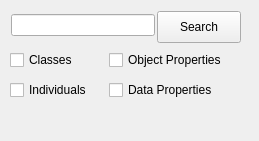
Above: plugins/fileio/ontology/widgets/searchdockwidget.ui from ZongleiJiao/OntologyViewer before the change. Below: the same form after it.
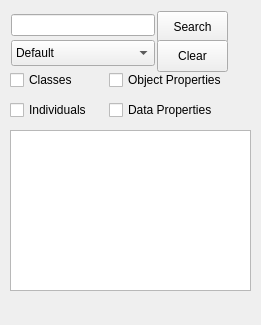
That is the form after the change.

What changed in the file:
```diff
--- a/plugins/fileio/ontology/widgets/searchdockwidget.ui
+++ b/plugins/fileio/ontology/widgets/searchdockwidget.ui
@@ -6,10 +6,16 @@
    <rect>
     <x>0</x>
     <y>0</y>
-    <width>259</width>
-    <height>141</height>
+    <width>261</width>
+    <height>325</height>
    </rect>
   </property>
+  <property name="sizePolicy">
+   <sizepolicy hsizetype="Preferred" vsizetype="Fixed">
+    <horstretch>0</horstretch>
+    <verstretch>0</verstretch>
+   </sizepolicy>
+  </property>
   <property name="windowTitle">
    <string>Search</string>
   </property>
@@ -19,7 +25,7 @@
      <rect>
       <x>157</x>
       <y>11</y>
-      <width>84</width>
+      <width>71</width>
       <height>32</height>
      </rect>
     </property>
@@ -41,7 +47,7 @@
     <property name="geometry">
      <rect>
       <x>10</x>
-      <y>50</y>
+      <y>70</y>
       <width>73</width>
       <height>20</height>
      </rect>
@@ -54,7 +60,7 @@
     <property name="geometry">
      <rect>
       <x>10</x>
-      <y>80</y>
+      <y>100</y>
       <width>93</width>
       <height>20</height>
      </rect>
@@ -67,7 +73,7 @@
     <property name="geometry">
      <rect>
       <x>109</x>
-      <y>50</y>
+      <y>70</y>
       <width>130</width>
       <height>20</height>
      </rect>
@@ -80,7 +86,7 @@
     <property name="geometry">
      <rect>
       <x>109</x>
-      <y>80</y>
+      <y>100</y>
       <width>118</width>
       <height>20</height>
      </rect>
@@ -89,6 +95,54 @@
      <string>Data Properties</string>
     </property>
    </widget>
+   <widget class="QListWidget" name="resultList">
+    <property name="geometry">
+     <rect>
+      <x>10</x>
+      <y>130</y>
+      <width>241</width>
+      <height>161</height>
+     </rect>
+    </property>
+   </widget>
+   <widget class="QComboBox" name="sorting">
+    <property name="geometry">
+     <rect>
+      <x>11</x>
+      <y>40</y>
+      <width>144</width>
+      <height>26</height>
+     </rect>
+    </property>
+    <item>
+     <property name="text">
+      <string>Default</string>
+     </property>
+    </item>
+    <item>
+     <property name="text">
+      <string>Alphabetically</string>
+     </property>
+    </item>
+    <item>
+     <property name="text">
+      <string>Importance</string>
+     </property>
+    </item>
+   </widget>
+   <widget class="QPushButton" name="clearBtn">
+    <property name="geometry">
+     <rect>
+      <x>157</x>
+      <y>40</y>
+      <width>71</width>
+      <height>32</height>
+     </rect>
+    </property>
+    <property name="text">
+     <string>Clear</string>
+    </property>
+   </widget>
   </widget>
  </widget>
  <resources/>
```
Left out of the diff: 12 changed lines with no effect on the pictures.
